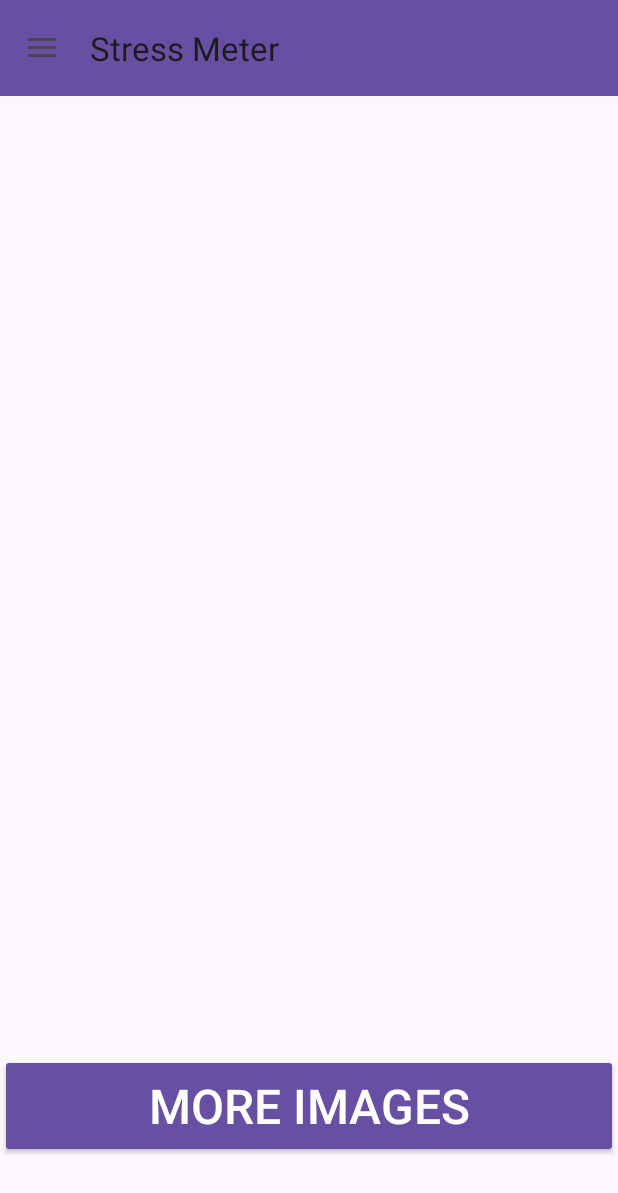
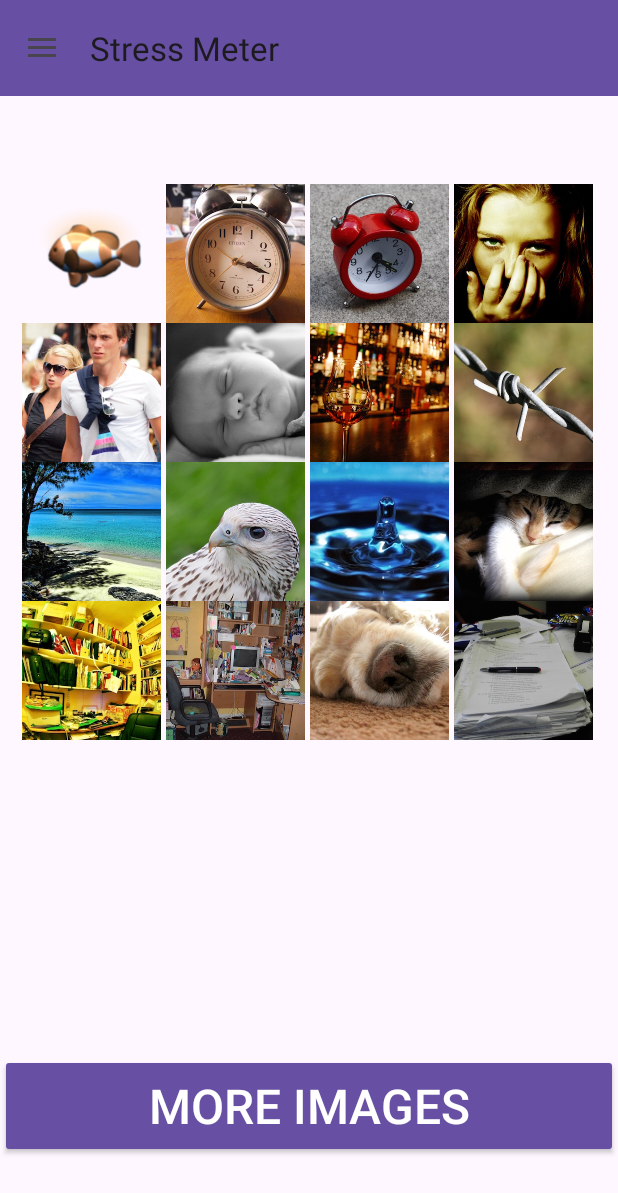
Before and after one commit to lnthorne/StressApp, an Android app: the screen it shows after launch (MainActivity), on a phone screen of 412 x 824 dp. Shown: the top 1193 px of the screen. Run offline under Robolectric (Android 15) with nearby library versions, the phone set to English and light mode, and no system bars.

Commit message:
Display the image selector

```diff
--- /dev/null
+++ b/app/src/main/java/com/example/stressapp/ImageAdapter.kt
@@ -0,0 +1,36 @@
+package com.example.stressapp
+
+import android.content.Context
+import android.util.TypedValue
+import android.view.View
+import android.view.ViewGroup
+import android.widget.BaseAdapter
+import android.widget.GridView
+import android.widget.ImageView
+
+class ImageAdapter(private val context: Context, private val images: List<ImageResource>) : BaseAdapter() {
+
+    val displayMetrics = context.resources.displayMetrics
+    val gridViewWidth = TypedValue.applyDimension(TypedValue.COMPLEX_UNIT_DIP, 372f, displayMetrics).toInt()
+
+    val imageSize = gridViewWidth / 4
+    override fun getCount(): Int = images.size
+
+    override fun getItem(position: Int): ImageResource = images[position]
+
+    override fun getItemId(position: Int): Long = position.toLong()
+
+    override fun getView(position: Int, convertView: View?, parent: ViewGroup?): View {
+        val imageView: ImageView
+        if (convertView == null) {
+            imageView = ImageView(context)
+            imageView.layoutParams = ViewGroup.LayoutParams(imageSize, imageSize)
+            imageView.scaleType = ImageView.ScaleType.CENTER_CROP
+        } else {
+            imageView = convertView as ImageView
+        }
+
+        imageView.setImageResource(images[position])
+        return imageView
+    }
+}
--- a/app/src/main/java/com/example/stressapp/PhotoSelectionFragment.kt
+++ b/app/src/main/java/com/example/stressapp/PhotoSelectionFragment.kt
@@ -2,12 +2,18 @@ package com.example.stressapp
 
 import androidx.lifecycle.ViewModelProvider
 import android.os.Bundle
+import android.util.Log
 import androidx.fragment.app.Fragment
 import android.view.LayoutInflater
 import android.view.View
 import android.view.ViewGroup
+import android.widget.Button
+import android.widget.GridView
+import androidx.lifecycle.Observer
 
 class PhotoSelectionFragment : Fragment() {
+    private lateinit var gridView: GridView
+    private lateinit var moreImagesBtn: Button
 
     private lateinit var viewModel: PhotoSelectionViewModel
 
@@ -17,9 +23,45 @@ class PhotoSelectionFragment : Fragment() {
     ): View? {
         val view = inflater.inflate(R.layout.fragment_photo_selection, container, false)
 
+        gridView = view.findViewById(R.id.gvImageSelection)
+//        gridView.setOnTouchListener {v, event -> true}
+        moreImagesBtn = view.findViewById(R.id.btnMoreImages)
+
+        viewModel = ViewModelProvider(this).get(PhotoSelectionViewModel::class.java)
+        viewModel.currentPage.observe(viewLifecycleOwner, Observer {
+            loadImagesForCurrentPage()
+        })
+
+        moreImagesBtn.setOnClickListener() {
+            viewModel.switchPage()
+        }
 
 
         return view
     }
 
+    private fun loadImagesForCurrentPage() {
+        val arrayResourceId = viewModel.getPageImagesResourceArray()
+        val typedArray = requireContext().resources.obtainTypedArray(arrayResourceId)
+        val imageResources = mutableListOf<Int>()
+
+        for (i in 0 until typedArray.length()) {
+            imageResources.add(typedArray.getResourceId(i, -1))
+        }
+
+        typedArray.recycle()
+
+        // Set the adapter for the GridView using the imageResources
+        gridView.adapter = ImageAdapter(requireContext(), imageResources)
+
+        // Set the item click listener for GridView items
+        gridView.setOnItemClickListener { _, _, position, _ ->
+            val selectedImageResource = imageResources[position]
+            Log.i("myTag", selectedImageResource.toString())
+            Log.i("myTag", position.toString())
+
+            // TODO: Here, you can navigate to a new Fragment or display the selected image in fullscreen for confirmation
+        }
+    }
+
 }
--- a/app/src/main/java/com/example/stressapp/PhotoSelectionViewModel.kt
+++ b/app/src/main/java/com/example/stressapp/PhotoSelectionViewModel.kt
@@ -6,7 +6,7 @@ import androidx.lifecycle.MutableLiveData
 import androidx.lifecycle.ViewModel
 
 typealias ImageResource = Int
-class PhotoSelectionViewModel(private val context: Context) : ViewModel() {
+class PhotoSelectionViewModel : ViewModel() {
     private val _currentPage = MutableLiveData<Int>(1)
     val currentPage: LiveData<Int> get() = _currentPage
 
@@ -14,27 +14,12 @@ class PhotoSelectionViewModel(private val context: Context) : ViewModel() {
         _currentPage.value = (_currentPage.value ?: 1) % 3 + 1
     }
 
-    fun getImagesForPage(): List<ImageResource> {
-        val arrayResourceId = when(_currentPage.value) {
+    fun getPageImagesResourceArray(): Int {
+        return when(_currentPage.value) {
             1 -> R.array.page_1_images
             2 -> R.array.page_2_images
             3 -> R.array.page_3_images
             else -> throw IllegalArgumentException("Invalid page number: ${_currentPage.value}")
         }
-
-        val typedArray = context.resources.obtainTypedArray(arrayResourceId)
-        val imageResources = mutableListOf<ImageResource>()
-
-        for (i in 0 until typedArray.length()) {
-            imageResources.add(typedArray.getResourceId(i, -1))
-        }
-
-        typedArray.recycle()
-
-        return imageResources
-    }
-
-    fun selectImage(image: ImageResource ) {
-
     }
 }
--- a/app/src/main/res/layout/fragment_photo_selection.xml
+++ b/app/src/main/res/layout/fragment_photo_selection.xml
@@ -17,16 +17,17 @@
         app:layout_constraintBottom_toBottomOf="parent"
         app:layout_constraintEnd_toEndOf="parent"
         app:layout_constraintHorizontal_bias="1.0"
-        app:layout_constraintStart_toStartOf="parent"
-        app:layout_constraintTop_toBottomOf="@+id/recyclerView" />
+        app:layout_constraintStart_toStartOf="parent" />
 
     <GridView
         android:id="@+id/gvImageSelection"
-        android:layout_width="350dp"
-        android:layout_height="507dp"
+        android:layout_width="385dp"
+        android:layout_height="522dp"
+        android:layout_weight="1"
+        android:gravity="center"
+        android:numColumns="4"
         app:layout_constraintBottom_toTopOf="@+id/btnMoreImages"
         app:layout_constraintEnd_toEndOf="parent"
         app:layout_constraintStart_toStartOf="parent"
         app:layout_constraintTop_toTopOf="parent" />
-
 </androidx.constraintlayout.widget.ConstraintLayout>
--- /dev/null
+++ b/app/src/main/res/layout/image_icon.xml
@@ -0,0 +1,6 @@
+<?xml version="1.0" encoding="utf-8"?>
+<LinearLayout xmlns:android="http://schemas.android.com/apk/res/android"
+    android:layout_width="match_parent"
+    android:layout_height="match_parent">
+
+</LinearLayout>
```
